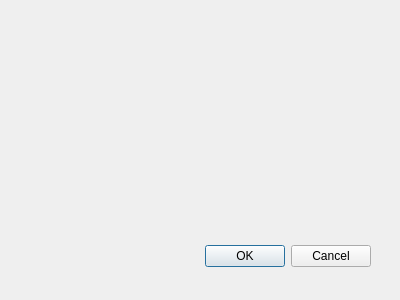
This is wlts_qgis/wlts_qgis_dialog_base.ui in brazil-data-cube/wlts-qgis as Qt 5 draws it before an edit. The edited form follows.
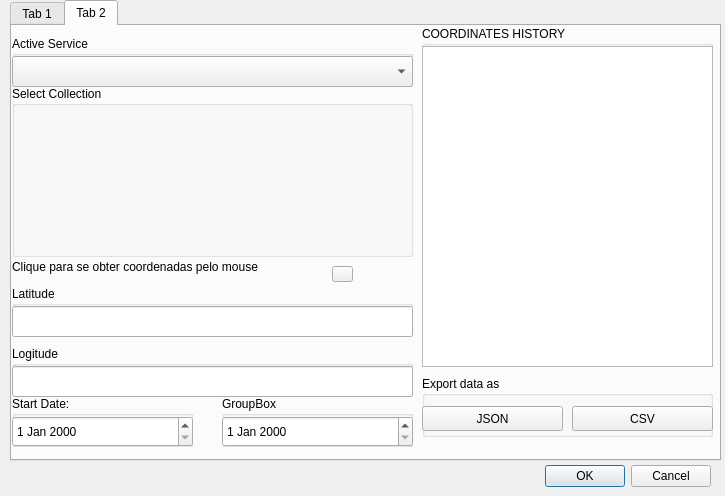
This is the edited form.

Commit message: added wlts components (frontend)

The edit to the form file:
```diff
--- a/wlts_qgis/wlts_qgis_dialog_base.ui
+++ b/wlts_qgis/wlts_qgis_dialog_base.ui
@@ -1,22 +1,22 @@
 <ui version="4.0" >
  <class>WltsQgisDialogBase</class>
- <widget class="QDialog" name="WltsQgisDialogBase" >
-  <property name="geometry" >
+ <widget class="QDialog" name="WltsQgisDialogBase">
+  <property name="geometry">
    <rect>
     <x>0</x>
     <y>0</y>
-    <width>400</width>
-    <height>300</height>
+    <width>725</width>
+    <height>496</height>
    </rect>
   </property>
   <property name="windowTitle" >
    <string>WLTS</string>
   </property>
-  <widget class="QDialogButtonBox" name="button_box" >
-   <property name="geometry" >
+  <widget class="QDialogButtonBox" name="button_box">
+   <property name="geometry">
     <rect>
-     <x>30</x>
-     <y>240</y>
+     <x>370</x>
+     <y>460</y>
      <width>341</width>
      <height>32</height>
     </rect>
@@ -28,6 +28,379 @@
     <set>QDialogButtonBox::Cancel|QDialogButtonBox::Ok</set>
    </property>
   </widget>
+  <widget class="QTabWidget" name="main_tab">
+   <property name="geometry">
+    <rect>
+     <x>10</x>
+     <y>0</y>
+     <width>711</width>
+     <height>461</height>
+    </rect>
+   </property>
+   <property name="currentIndex">
+    <number>1</number>
+   </property>
+   <widget class="QWidget" name="tab">
+    <attribute name="title">
+     <string>Tab 1</string>
+    </attribute>
+    <widget class="QGroupBox" name="groupBox">
+     <property name="geometry">
+      <rect>
+       <x>10</x>
+       <y>10</y>
+       <width>381</width>
+       <height>271</height>
+      </rect>
+     </property>
+     <property name="title">
+      <string>REGISTERED SERVICES</string>
+     </property>
+     <widget class="QTreeView" name="treeView">
+      <property name="geometry">
+       <rect>
+        <x>0</x>
+        <y>20</y>
+        <width>381</width>
+        <height>251</height>
+       </rect>
+      </property>
+     </widget>
+    </widget>
+    <widget class="QGroupBox" name="groupBox_2">
+     <property name="geometry">
+      <rect>
+       <x>10</x>
+       <y>290</y>
+       <width>381</width>
+       <height>51</height>
+      </rect>
+     </property>
+     <property name="title">
+      <string>Host</string>
+     </property>
+     <widget class="QLineEdit" name="lineEdit">
+      <property name="geometry">
+       <rect>
+        <x>0</x>
+        <y>20</y>
+        <width>381</width>
+        <height>31</height>
+       </rect>
+      </property>
+     </widget>
+    </widget>
+    <widget class="QGroupBox" name="groupBox_3">
+     <property name="geometry">
+      <rect>
+       <x>10</x>
+       <y>340</y>
+       <width>381</width>
+       <height>51</height>
+      </rect>
+     </property>
+     <property name="title">
+      <string>GroupBox</string>
+     </property>
+     <widget class="QLineEdit" name="lineEdit_2">
+      <property name="geometry">
+       <rect>
+        <x>0</x>
+        <y>20</y>
+        <width>381</width>
+        <height>31</height>
+       </rect>
+      </property>
+     </widget>
+    </widget>
+    <widget class="QPushButton" name="pushButton">
+     <property name="geometry">
+      <rect>
+       <x>300</x>
+       <y>400</y>
+       <width>89</width>
+       <height>25</height>
+      </rect>
+     </property>
+     <property name="text">
+      <string>Add</string>
+     </property>
+    </widget>
+    <widget class="QGroupBox" name="groupBox_4">
+     <property name="geometry">
+      <rect>
+       <x>410</x>
+       <y>10</y>
+       <width>281</width>
+       <height>351</height>
+      </rect>
+     </property>
+     <property name="title">
+      <string>SERVICES METADATA</string>
+     </property>
+    </widget>
+    <widget class="QGroupBox" name="groupBox_5">
+     <property name="geometry">
+      <rect>
+       <x>410</x>
+       <y>370</y>
+       <width>281</width>
+       <height>51</height>
+      </rect>
+     </property>
+     <property name="title">
+      <string>Active Service</string>
+     </property>
+     <widget class="QPushButton" name="pushButton_2">
+      <property name="geometry">
+       <rect>
+        <x>10</x>
+        <y>20</y>
+        <width>131</width>
+        <height>25</height>
+       </rect>
+      </property>
+      <property name="text">
+       <string>Edit</string>
+      </property>
+     </widget>
+     <widget class="QPushButton" name="pushButton_3">
+      <property name="geometry">
+       <rect>
+        <x>150</x>
+        <y>20</y>
+        <width>121</width>
+        <height>25</height>
+       </rect>
+      </property>
+      <property name="text">
+       <string>Renome</string>
+      </property>
+     </widget>
+    </widget>
+   </widget>
+   <widget class="QWidget" name="tab_2">
+    <attribute name="title">
+     <string>Tab 2</string>
+    </attribute>
+    <widget class="QGroupBox" name="groupBox_6">
+     <property name="geometry">
+      <rect>
+       <x>0</x>
+       <y>10</y>
+       <width>401</width>
+       <height>51</height>
+      </rect>
+     </property>
+     <property name="title">
+      <string>Active Service</string>
+     </property>
+     <widget class="QComboBox" name="comboBox">
+      <property name="geometry">
+       <rect>
+        <x>0</x>
+        <y>20</y>
+        <width>401</width>
+        <height>31</height>
+       </rect>
+      </property>
+     </widget>
+    </widget>
+    <widget class="QGroupBox" name="groupBox_7">
+     <property name="geometry">
+      <rect>
+       <x>0</x>
+       <y>60</y>
+       <width>401</width>
+       <height>171</height>
+      </rect>
+     </property>
+     <property name="title">
+      <string>Select Collection</string>
+     </property>
+    </widget>
+    <widget class="QLabel" name="label">
+     <property name="geometry">
+      <rect>
+       <x>0</x>
+       <y>230</y>
+       <width>311</width>
+       <height>21</height>
+      </rect>
+     </property>
+     <property name="text">
+      <string>Clique para se obter coordenadas pelo mouse</string>
+     </property>
+    </widget>
+    <widget class="QPushButton" name="pushButton_4">
+     <property name="geometry">
+      <rect>
+       <x>320</x>
+       <y>240</y>
+       <width>21</width>
+       <height>16</height>
+      </rect>
+     </property>
+     <property name="text">
+      <string/>
+     </property>
+    </widget>
+    <widget class="QGroupBox" name="groupBox_8">
+     <property name="geometry">
+      <rect>
+       <x>0</x>
+       <y>260</y>
+       <width>401</width>
+       <height>51</height>
+      </rect>
+     </property>
+     <property name="title">
+      <string>Latitude</string>
+     </property>
+     <widget class="QLineEdit" name="lineEdit_3">
+      <property name="geometry">
+       <rect>
+        <x>0</x>
+        <y>20</y>
+        <width>401</width>
+        <height>31</height>
+       </rect>
+      </property>
+     </widget>
+    </widget>
+    <widget class="QGroupBox" name="groupBox_9">
+     <property name="geometry">
+      <rect>
+       <x>0</x>
+       <y>320</y>
+       <width>401</width>
+       <height>51</height>
+      </rect>
+     </property>
+     <property name="title">
+      <string>Logitude</string>
+     </property>
+     <widget class="QLineEdit" name="lineEdit_4">
+      <property name="geometry">
+       <rect>
+        <x>0</x>
+        <y>20</y>
+        <width>401</width>
+        <height>31</height>
+       </rect>
+      </property>
+     </widget>
+    </widget>
+    <widget class="QGroupBox" name="groupBox_10">
+     <property name="geometry">
+      <rect>
+       <x>0</x>
+       <y>370</y>
+       <width>181</width>
+       <height>51</height>
+      </rect>
+     </property>
+     <property name="title">
+      <string>Start Date:</string>
+     </property>
+     <widget class="QDateEdit" name="dateEdit">
+      <property name="geometry">
+       <rect>
+        <x>0</x>
+        <y>20</y>
+        <width>181</width>
+        <height>31</height>
+       </rect>
+      </property>
+     </widget>
+    </widget>
+    <widget class="QGroupBox" name="groupBox_11">
+     <property name="geometry">
+      <rect>
+       <x>210</x>
+       <y>370</y>
+       <width>191</width>
+       <height>51</height>
+      </rect>
+     </property>
+     <property name="title">
+      <string>GroupBox</string>
+     </property>
+     <widget class="QDateEdit" name="dateEdit_2">
+      <property name="geometry">
+       <rect>
+        <x>0</x>
+        <y>20</y>
+        <width>191</width>
+        <height>31</height>
+       </rect>
+      </property>
+     </widget>
+    </widget>
+    <widget class="QGroupBox" name="groupBox_12">
+     <property name="geometry">
+      <rect>
+       <x>410</x>
+       <y>0</y>
+       <width>291</width>
+       <height>341</height>
+      </rect>
+     </property>
+     <property name="title">
+      <string>COORDINATES HISTORY</string>
+     </property>
+     <widget class="QListWidget" name="listWidget">
+      <property name="geometry">
+       <rect>
+        <x>0</x>
+        <y>20</y>
+        <width>291</width>
+        <height>321</height>
+       </rect>
+      </property>
+     </widget>
+    </widget>
+    <widget class="QGroupBox" name="groupBox_13">
+     <property name="geometry">
+      <rect>
+       <x>410</x>
+       <y>350</y>
+       <width>291</width>
+       <height>61</height>
+      </rect>
+     </property>
+     <property name="title">
+      <string>Export data as</string>
+     </property>
+     <widget class="QPushButton" name="pushButton_5">
+      <property name="geometry">
+       <rect>
+        <x>0</x>
+        <y>30</y>
+        <width>141</width>
+        <height>25</height>
+       </rect>
+      </property>
+      <property name="text">
+       <string>JSON</string>
+      </property>
+     </widget>
+     <widget class="QPushButton" name="pushButton_6">
+      <property name="geometry">
+       <rect>
+        <x>150</x>
+        <y>30</y>
+        <width>141</width>
+        <height>25</height>
+       </rect>
+      </property>
+      <property name="text">
+       <string>CSV</string>
+      </property>
+     </widget>
+    </widget>
+   </widget>
+  </widget>
  </widget>
  <resources/>
  <connections>
```
Left out of the diff: 33 changed lines with no effect on the pictures.
